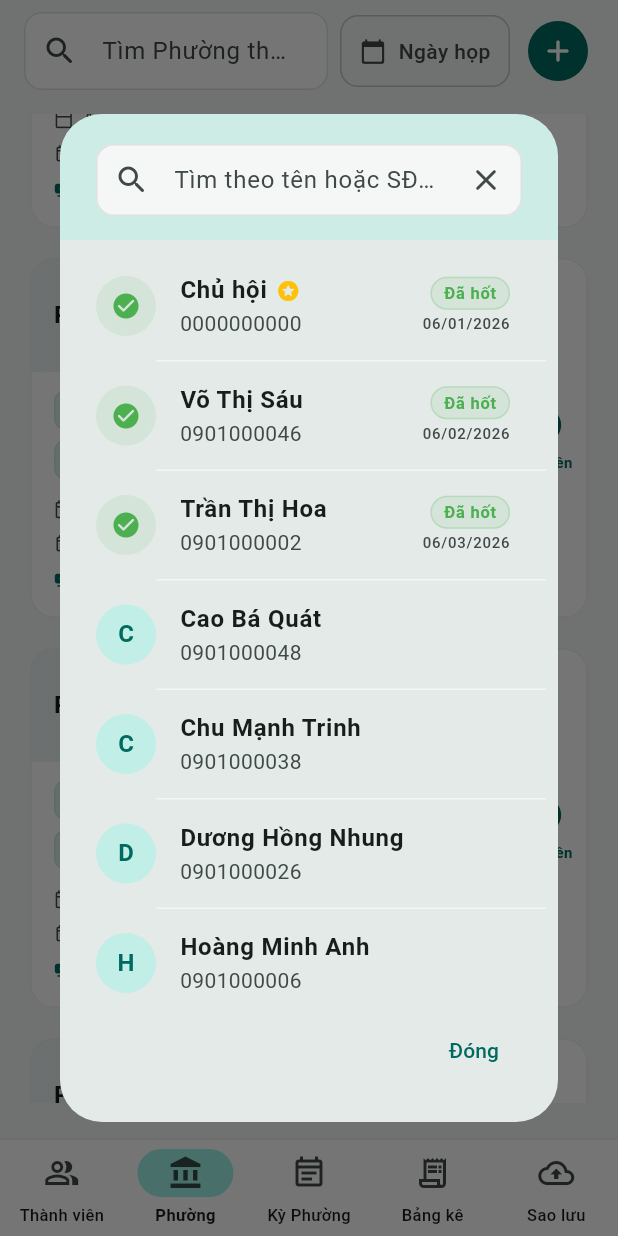
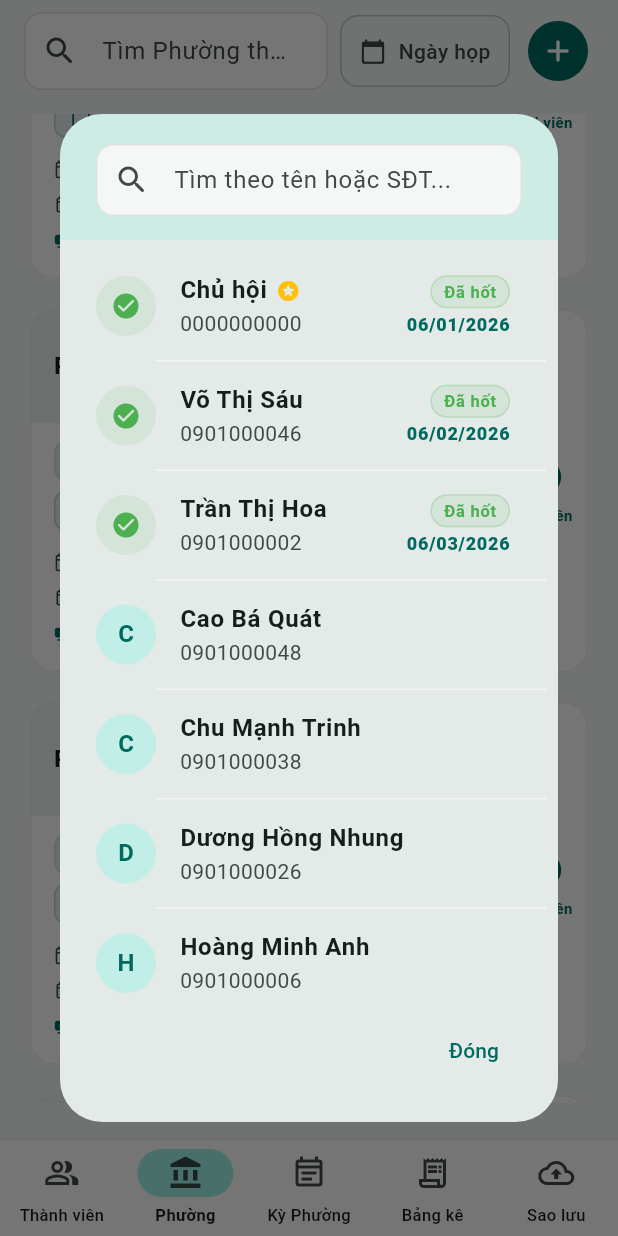
Before and after one commit to huynd4104/hop_phuong, a Flutter app: the screen it shows after launch, item 2 of the bottom bar chosen, scrolled down 1728 dp, after a tap on "Hội viên", on a phone screen of 412 x 824 dp. Run offline on Flutter 3.47's test engine with Material 3 defaults, Android fonts, the phone set to English and light mode, and no system bars; our stand-ins replace file_picker, flutter_riverpod, isar, share_plus; missing offline and left inert: excel; accounts and stored records are empty; generated files the repository leaves out were written again.

Commit message:
refactor: enhance UI consistency with typography updates and configurable MiniChip colors

```diff
--- a/lib/src/ui/dialogs/pool_members_dialog.dart
+++ b/lib/src/ui/dialogs/pool_members_dialog.dart
@@ -98,10 +98,15 @@ class _PoolMembersDialogState extends State<PoolMembersDialog> {
               decoration: InputDecoration(
                 hintText: 'Tìm theo tên hoặc SĐT...',
                 prefixIcon: const Icon(Icons.search_rounded),
-                suffixIcon: IconButton(
-                  onPressed: () => Navigator.pop(context),
-                  icon: const Icon(Icons.close_rounded),
-                ),
+                suffixIcon: _query.isNotEmpty
+                    ? IconButton(
+                        onPressed: () {
+                          _searchController.clear();
+                          setState(() => _query = '');
+                        },
+                        icon: const Icon(Icons.clear_rounded),
+                      )
+                    : null,
                 filled: true,
                 fillColor: cs.surface,
                 contentPadding: const EdgeInsets.symmetric(horizontal: 16),
@@ -201,8 +206,9 @@ class _PoolMembersDialogState extends State<PoolMembersDialog> {
                               Text(
                                 formatLunarDate(winDate),
                                 style: TextStyle(
-                                  color: cs.onSurfaceVariant,
-                                  fontSize: 10,
+                                  color: cs.primary,
+                                  fontSize: 12,
+                                  fontWeight: FontWeight.w800,
                                 ),
                               ),
                             ],
--- a/lib/src/ui/screens/pools_screen.dart
+++ b/lib/src/ui/screens/pools_screen.dart
@@ -317,6 +317,7 @@ class _PoolsScreenState extends ConsumerState<PoolsScreen> {
                                                           .calendar_today_rounded,
                                                       label:
                                                           'Ngày ${pool.meetingDay} âm lịch',
+                                                      color: cs.primary,
                                                     ),
                                                   ],
                                                 ),
@@ -353,9 +354,9 @@ class _PoolsScreenState extends ConsumerState<PoolsScreen> {
                                                                 'Âm: ${formatLunarDate(pool.startDate)} → ${formatLunarDate(endDate)}',
                                                                 style: TextStyle(
                                                                     fontSize:
-                                                                        13,
-                                                                    color: cs
-                                                                        .onSurfaceVariant),
+                                                                        14,
+                                                                    fontWeight: FontWeight.bold,
+                                                                    color: cs.primary),
                                                               ),
                                                             ),
                                                           ],
--- a/lib/src/ui/screens/rounds_screen.dart
+++ b/lib/src/ui/screens/rounds_screen.dart
@@ -266,10 +266,11 @@ class _RoundsScreenState extends ConsumerState<RoundsScreen> {
                                                       formatLunarDate(
                                                         round.date,
                                                       ),
-                                                      style: const TextStyle(
-                                                        fontSize: 12,
+                                                      style: TextStyle(
+                                                        fontSize: 14,
                                                         fontWeight:
-                                                            FontWeight.bold,
+                                                            FontWeight.w900,
+                                                        color: Theme.of(context).colorScheme.primary,
                                                       ),
                                                     ),
                                                   ),
@@ -521,18 +522,21 @@ class _RoundMobileCard extends ConsumerWidget {
                       crossAxisAlignment: CrossAxisAlignment.start,
                       children: [
                         Text(
-                          winnerName,
-                          style: const TextStyle(
-                            fontWeight: FontWeight.bold,
-                            fontSize: 16,
+                          formatLunarDate(round.date),
+                          style: TextStyle(
+                            color: cs.primary,
+                            fontSize: 18,
+                            fontWeight: FontWeight.w900,
+                            letterSpacing: -0.5,
                           ),
                         ),
-                        const SizedBox(height: 2),
+                        const SizedBox(height: 1),
                         Text(
-                          'Âm lịch: ${formatLunarDate(round.date)}',
+                          winnerName,
                           style: TextStyle(
                             color: cs.onSurfaceVariant,
-                            fontSize: 13,
+                            fontSize: 14,
+                            fontWeight: FontWeight.w600,
                           ),
                         ),
                       ],
--- a/lib/src/ui/widgets/date_info_card.dart
+++ b/lib/src/ui/widgets/date_info_card.dart
@@ -93,8 +93,8 @@ class DateInfoCard extends StatelessWidget {
                   child: Text(
                     isLunar ? formatLunarDate(date) : formatSolarDate(date),
                     style: Theme.of(context).textTheme.titleMedium?.copyWith(
-                          fontWeight: FontWeight.bold,
-                          color: colorScheme.onSurface,
+                          fontWeight: isLunar ? FontWeight.w900 : FontWeight.bold,
+                          color: isLunar ? colorScheme.primary : colorScheme.onSurface,
                         ),
                     overflow: TextOverflow.ellipsis,
                   ),
--- a/lib/src/ui/widgets/mini_chip.dart
+++ b/lib/src/ui/widgets/mini_chip.dart
@@ -5,22 +5,32 @@ class MiniChip extends StatelessWidget {
     super.key,
     required this.label,
     this.icon,
+    this.color,
   });
 
   final String label;
   final IconData? icon;
+  final Color? color;
 
   @override
   Widget build(BuildContext context) {
     final cs = Theme.of(context).colorScheme;
 
+    final effectiveBgColor = color != null
+        ? color!.withValues(alpha: 0.1)
+        : cs.secondaryContainer.withValues(alpha: 0.7);
+    final effectiveBorderColor = color != null
+        ? color!.withValues(alpha: 0.2)
+        : cs.secondaryContainer;
+    final effectiveContentColor = color ?? cs.onSecondaryContainer;
+
     return Container(
       padding: const EdgeInsets.symmetric(horizontal: 10, vertical: 4),
       decoration: BoxDecoration(
-        color: cs.secondaryContainer.withValues(alpha: 0.7),
+        color: effectiveBgColor,
         borderRadius: BorderRadius.circular(8),
         border: Border.all(
-          color: cs.secondaryContainer,
+          color: effectiveBorderColor,
           width: 1,
         ),
       ),
@@ -31,7 +41,7 @@ class MiniChip extends StatelessWidget {
             Icon(
               icon,
               size: 14,
-              color: cs.onSecondaryContainer,
+              color: effectiveContentColor,
             ),
             const SizedBox(width: 4),
           ],
@@ -40,7 +50,7 @@ class MiniChip extends StatelessWidget {
             style: TextStyle(
               fontSize: 12,
               fontWeight: FontWeight.w600,
-              color: cs.onSecondaryContainer,
+              color: effectiveContentColor,
               letterSpacing: -0.2,
             ),
           ),
--- a/lib/src/ui/widgets/pool_header_card.dart
+++ b/lib/src/ui/widgets/pool_header_card.dart
@@ -96,7 +96,7 @@ class PoolHeaderCard extends StatelessWidget {
                       crossAxisAlignment: CrossAxisAlignment.end,
                       children: [
                         Text('Âm: ${formatLunarDate(pool.startDate)} → ${formatLunarDate(endDate)}',
-                          style: TextStyle(fontSize: 13, fontWeight: FontWeight.w600, color: cs.primary)),
+                          style: TextStyle(fontSize: 15, fontWeight: FontWeight.w800, color: cs.primary)),
                         Text('Dương: ~${formatSolarDate(pool.startDate)} → ~${formatSolarDate(endDate)}',
                           style: TextStyle(fontSize: 12, color: cs.onSurfaceVariant)),
                       ],
```
Also changed, not shown: lib/src/ui/screens/statement_screen.dart (+8 -6 lines).
